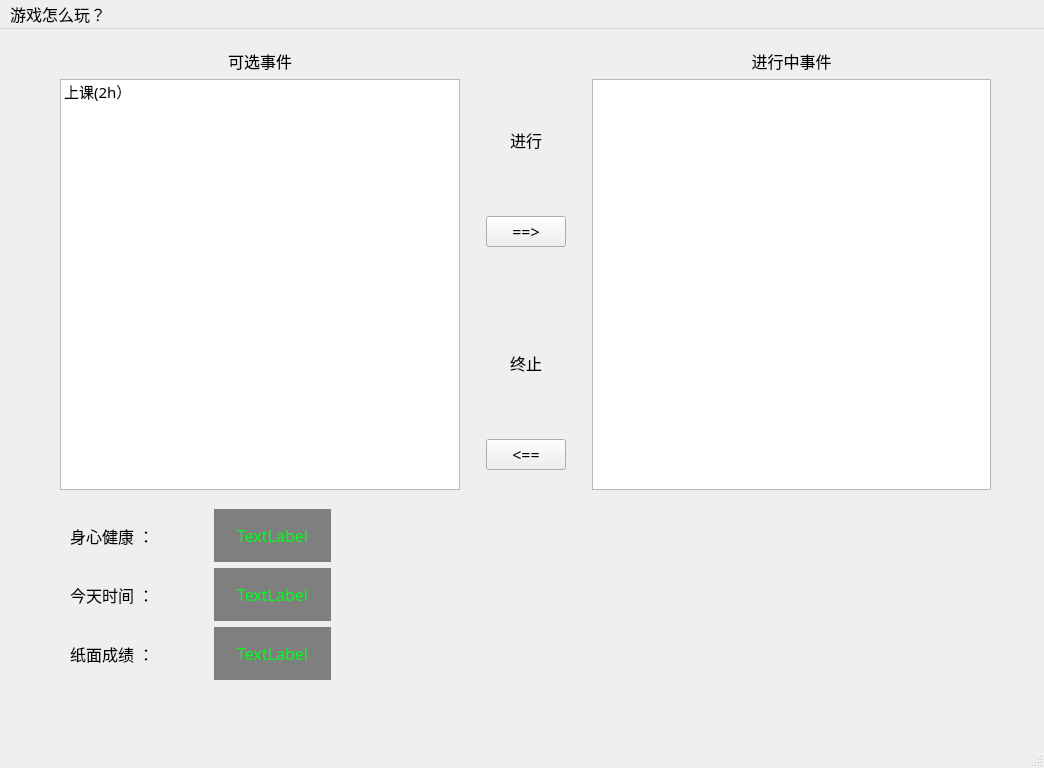
This is xiaozhenzuotijia.ui in GeoffreyHowe/xiaozhenzuotijia as Qt 5 draws it before an edit. The edited form follows.
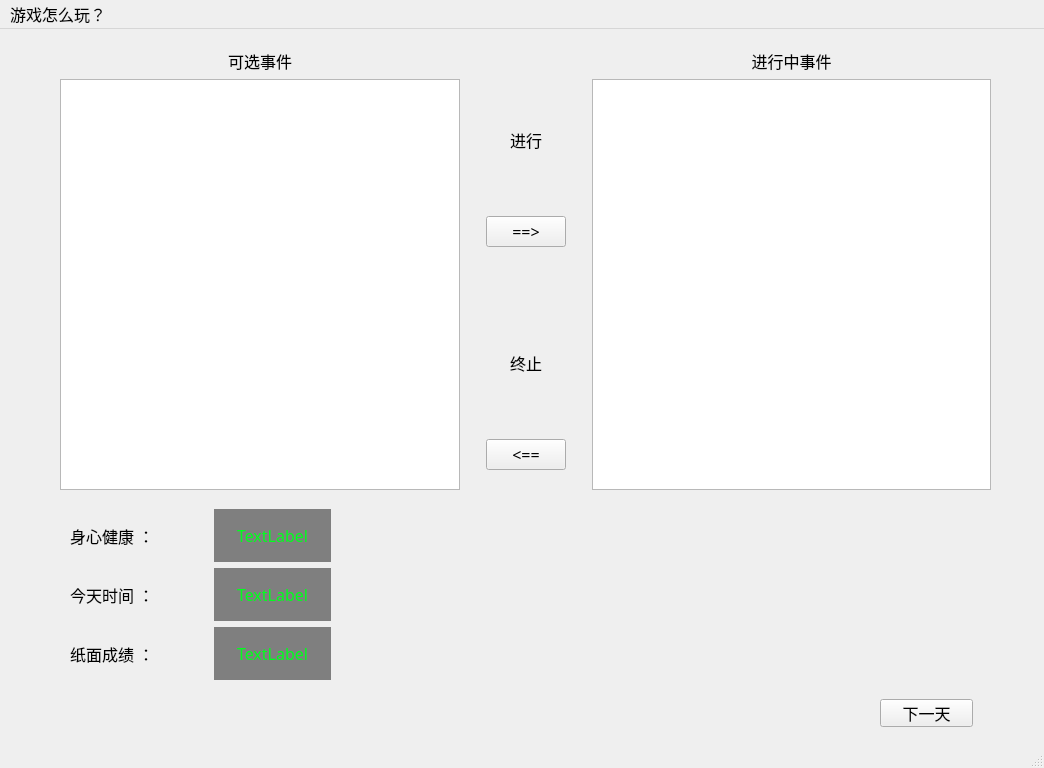
This is the edited form.

Patch:
```diff
--- a/xiaozhenzuotijia.ui
+++ b/xiaozhenzuotijia.ui
@@ -65,11 +65,6 @@
          <property name="styleSheet">
           <string notr="true"/>
          </property>
-         <item>
-          <property name="text">
-           <string>上课(2h）</string>
-          </property>
-         </item>
         </widget>
        </item>
       </layout>
@@ -358,6 +353,19 @@
      </item>
     </layout>
    </widget>
+   <widget class="QPushButton" name="btnNextDay">
+    <property name="geometry">
+     <rect>
+      <x>880</x>
+      <y>670</y>
+      <width>93</width>
+      <height>28</height>
+     </rect>
+    </property>
+    <property name="text">
+     <string>下一天</string>
+    </property>
+   </widget>
   </widget>
   <widget class="QMenuBar" name="menubar">
    <property name="geometry">
```
Left out of the diff: 4 changed lines with no effect on the pictures.
